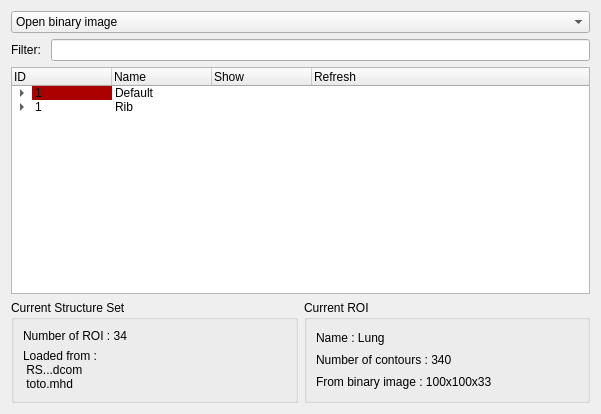
Qt form vv/qt_ui/vvToolStructureSetManager.ui (open-vv/vv) before a commit.
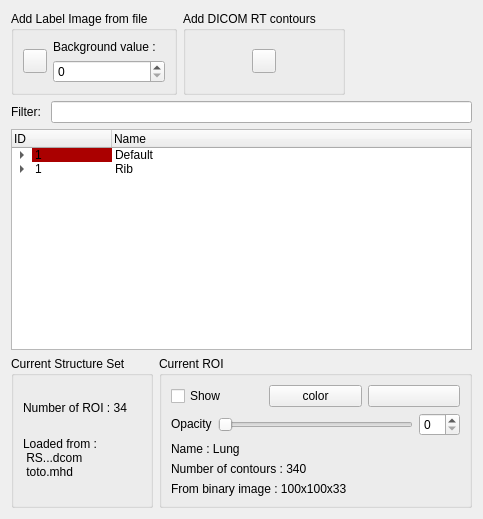
The same form after that commit. Icons and pictures are not drawn.

Commit message: - display binary image as overlay

```diff
--- a/vv/qt_ui/vvToolStructureSetManager.ui
+++ b/vv/qt_ui/vvToolStructureSetManager.ui
@@ -6,35 +6,124 @@
    <rect>
     <x>0</x>
     <y>0</y>
-    <width>601</width>
-    <height>414</height>
+    <width>483</width>
+    <height>519</height>
    </rect>
   </property>
   <property name="windowTitle">
    <string>Form</string>
   </property>
-  <layout class="QVBoxLayout" name="verticalLayout_3">
+  <layout class="QVBoxLayout" name="verticalLayout_4">
    <item>
-    <widget class="QComboBox" name="mOpenComboBox">
-     <property name="currentIndex">
-      <number>0</number>
-     </property>
+    <layout class="QHBoxLayout" name="horizontalLayout_4">
      <item>
-      <property name="text">
-       <string>Open binary image</string>
-      </property>
+      <widget class="QGroupBox" name="groupBox_3">
+       <property name="title">
+        <string>Add Label Image from file</string>
+       </property>
+       <layout class="QHBoxLayout" name="horizontalLayout_3">
+        <item>
+         <widget class="QPushButton" name="mOpenBinaryButton">
+          <property name="sizePolicy">
+           <sizepolicy hsizetype="Fixed" vsizetype="Fixed">
+            <horstretch>0</horstretch>
+            <verstretch>0</verstretch>
+           </sizepolicy>
+          </property>
+          <property name="maximumSize">
+           <size>
+            <width>24</width>
+            <height>24</height>
+           </size>
+          </property>
+          <property name="toolTip">
+           <string>Open label image</string>
+          </property>
+          <property name="text">
+           <string/>
+          </property>
+          <property name="icon">
+           <iconset resource="../vvIcons.qrc">
+            <normaloff>:/common/icons/fileopen.png</normaloff>:/common/icons/fileopen.png</iconset>
+          </property>
+         </widget>
+        </item>
+        <item>
+         <layout class="QVBoxLayout" name="verticalLayout_3">
+          <item>
+           <widget class="QLabel" name="dimensionStaticLabel">
+            <property name="sizePolicy">
+             <sizepolicy hsizetype="Fixed" vsizetype="Fixed">
+              <horstretch>0</horstretch>
+              <verstretch>0</verstretch>
+             </sizepolicy>
+            </property>
+            <property name="text">
+             <string>&lt;!DOCTYPE HTML PUBLIC &quot;-//W3C//DTD HTML 4.0//EN&quot; &quot;http://www.w3.org/TR/REC-html40/strict.dtd&quot;&gt;
+&lt;html&gt;&lt;head&gt;&lt;meta name=&quot;qrichtext&quot; content=&quot;1&quot; /&gt;&lt;style type=&quot;text/css&quot;&gt;
+p, li { white-space: pre-wrap; }
+&lt;/style&gt;&lt;/head&gt;&lt;body style=&quot; font-family:'Sans Serif'; font-size:10pt; font-weight:400; font-style:normal;&quot;&gt;
+&lt;p style=&quot; margin-top:0px; margin-bottom:0px; margin-left:0px; margin-right:0px; -qt-block-indent:0; text-indent:0px;&quot;&gt;&lt;span style=&quot; font-size:9pt;&quot;&gt;Background value :&lt;/span&gt;&lt;/p&gt;&lt;/body&gt;&lt;/html&gt;</string>
+            </property>
+           </widget>
+          </item>
+          <item>
+           <widget class="QSpinBox" name="mBackgroundValueSpinBox"/>
+          </item>
+         </layout>
+        </item>
+       </layout>
+      </widget>
      </item>
      <item>
-      <property name="text">
-       <string>Open DICOM RT StructureSet</string>
-      </property>
+      <widget class="QGroupBox" name="groupBox_4">
+       <property name="title">
+        <string>Add DICOM RT contours</string>
+       </property>
+       <layout class="QGridLayout" name="gridLayout">
+        <item row="0" column="0">
+         <widget class="QPushButton" name="mOpenBinaryButton_3">
+          <property name="sizePolicy">
+           <sizepolicy hsizetype="Fixed" vsizetype="Fixed">
+            <horstretch>0</horstretch>
+            <verstretch>0</verstretch>
+           </sizepolicy>
+          </property>
+          <property name="maximumSize">
+           <size>
+            <width>24</width>
+            <height>24</height>
+           </size>
+          </property>
+          <property name="toolTip">
+           <string>Open DICOM  RT Struct</string>
+          </property>
+          <property name="text">
+           <string/>
+          </property>
+          <property name="icon">
+           <iconset resource="../vvIcons.qrc">
+            <normaloff>:/common/icons/fileopen.png</normaloff>:/common/icons/fileopen.png</iconset>
+          </property>
+         </widget>
+        </item>
+       </layout>
+      </widget>
      </item>
      <item>
-      <property name="text">
-       <string>Open VTK mesh</string>
-      </property>
+      <spacer name="horizontalSpacer">
+       <property name="orientation">
+        <enum>Qt::Horizontal</enum>
+       </property>
+       <property name="sizeHint" stdset="0">
+        <size>
+         <width>40</width>
+         <height>20</height>
+        </size>
+       </property>
+      </spacer>
      </item>
-    </widget>
+    </layout>
    </item>
    <item>
     <layout class="QHBoxLayout" name="horizontalLayout">
@@ -83,16 +172,6 @@
        <string>Name</string>
       </property>
      </column>
-     <column>
-      <property name="text">
-       <string>Show</string>
-      </property>
-     </column>
-     <column>
-      <property name="text">
-       <string>Refresh</string>
-      </property>
-     </column>
      <item>
       <property name="text">
        <string>1</string>
@@ -109,14 +188,6 @@
       <property name="text">
        <string>Default</string>
       </property>
-      <property name="text">
-       <string/>
-      </property>
-      <property name="icon">
-       <iconset resource="../vvIcons.qrc">
-        <normaloff>:/common/icons/standardbutton-cancel-16.png</normaloff>
-        <normalon>:/common/icons/standardbutton-apply-16.png</normalon>:/common/icons/standardbutton-cancel-16.png</iconset>
-      </property>
       <property name="flags">
        <set>ItemIsSelectable|ItemIsUserCheckable|ItemIsEnabled|ItemIsTristate</set>
       </property>
@@ -199,6 +270,74 @@
         <string>Current ROI</string>
        </property>
        <layout class="QVBoxLayout" name="verticalLayout">
+        <item>
+         <layout class="QHBoxLayout" name="horizontalLayout_6">
+          <item>
+           <widget class="QCheckBox" name="mCheckBoxShow">
+            <property name="text">
+             <string>Show</string>
+            </property>
+            <property name="checked">
+             <bool>false</bool>
+            </property>
+           </widget>
+          </item>
+          <item>
+           <widget class="QPushButton" name="mChangeColorButton">
+            <property name="toolTip">
+             <string/>
+            </property>
+            <property name="autoFillBackground">
+             <bool>false</bool>
+            </property>
+            <property name="text">
+             <string>color</string>
+            </property>
+           </widget>
+          </item>
+          <item>
+           <widget class="QPushButton" name="mChangeColorButton_2">
+            <property name="toolTip">
+             <string/>
+            </property>
+            <property name="text">
+             <string/>
+            </property>
+            <property name="icon">
+             <iconset resource="../vvIcons.qrc">
+              <normaloff>:/common/icons/rotateright.png</normaloff>:/common/icons/rotateright.png</iconset>
+            </property>
+           </widget>
+          </item>
+         </layout>
+        </item>
+        <item>
+         <layout class="QHBoxLayout" name="horizontalLayout_5">
+          <item>
+           <widget class="QLabel" name="vectorFieldNameLabel_7">
+            <property name="sizePolicy">
+             <sizepolicy hsizetype="Preferred" vsizetype="Fixed">
+              <horstretch>0</horstretch>
+              <verstretch>0</verstretch>
+             </sizepolicy>
+            </property>
+            <property name="text">
+             <string>Opacity</string>
+            </property>
+           </widget>
+          </item>
+          <item>
+           <widget class="QSlider" name="horizontalSlider">
+            <property name="orientation">
+             <enum>Qt::Horizontal</enum>
+            </property>
+           </widget>
+          </item>
+          <item>
+           <widget class="QSpinBox" name="spinBox"/>
+          </item>
+         </layout>
+        </item>
         <item>
          <widget class="QLabel" name="vectorFieldNameLabel_5">
           <property name="sizePolicy">
```
Left out of the diff: 44 changed lines with no effect on the pictures. The commit also changes 13 other files.
